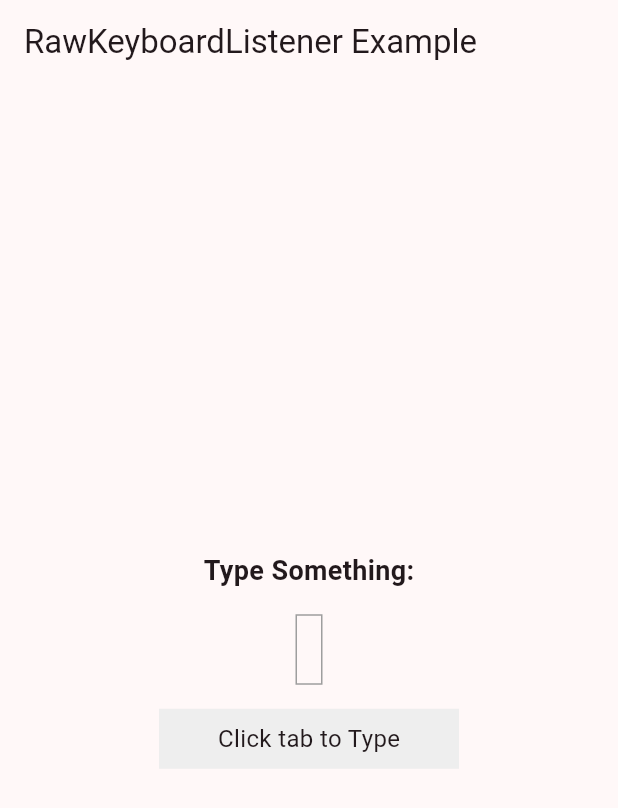
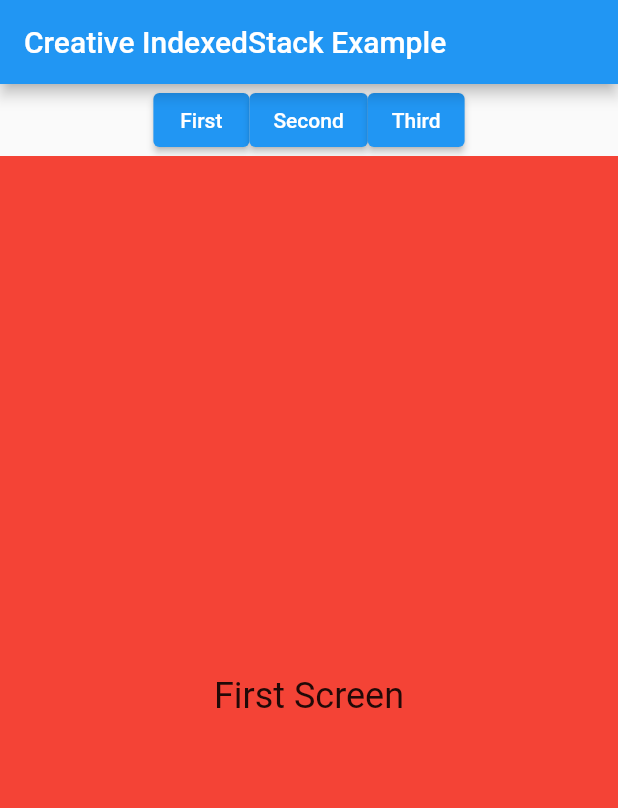
Before and after one commit to AshwanTariq/flutterwithashwan, a Flutter app: the screen it shows after launch, on a phone screen of 412 x 824 dp. Shown: the top 808 px of the screen. Run offline on Flutter 3.47's test engine with Material 2 defaults, Android fonts, the phone set to English and light mode, and no system bars.

Commit message:
index stack

```diff
--- a/lib/main.dart
+++ b/lib/main.dart
@@ -1,5 +1,6 @@
 import 'package:flutter/material.dart';
-import 'package:flutter_project/season_1/least_used_widgets/3_raw_keyboardListener.dart';
+import 'package:flutter_project/season_1/least_used_widgets/4_sliverFillViewport.dart';
+import 'package:flutter_project/season_1/least_used_widgets/5_indexed_stack.dart';
 
 void main() {
   runApp(const MyApp());
@@ -18,7 +19,7 @@ class MyApp extends StatelessWidget {
         colorScheme: ColorScheme.fromSeed(seedColor: Colors.black38),
         useMaterial3: true,
       ),
-      home: const RawKeyboardListenerExample(),
+      home: const StackExample(),
     );
   }
 }
--- /dev/null
+++ b/lib/season_1/least_used_widgets/5_indexed_stack.dart
@@ -0,0 +1,98 @@
+import 'package:flutter/material.dart';
+
+class StackExample extends StatefulWidget {
+  const StackExample({super.key});
+
+  @override
+  _StackExampleState createState() => _StackExampleState();
+}
+
+class _StackExampleState extends State<StackExample> {
+  int currentIndex = 0;
+
+  void changeIndex(int index) {
+    setState(() {
+      currentIndex = index;
+    });
+  }
+
+  @override
+  Widget build(BuildContext context) {
+    return MaterialApp(
+      home: Scaffold(
+        appBar: AppBar(
+          title: const Text('Creative IndexedStack Example'),
+        ),
+        body: Column(
+          children: [
+            Row(
+              mainAxisAlignment: MainAxisAlignment.center,
+              children: [
+                ElevatedButton(
+                  onPressed: () => changeIndex(0),
+                  child: const Text('First'),
+                ),
+                ElevatedButton(
+                  onPressed: () => changeIndex(1),
+                  child: const Text('Second'),
+                ),
+                ElevatedButton(
+                  onPressed: () => changeIndex(2),
+                  child: const Text('Third'),
+                ),
+              ],
+            ),
+            Expanded(
+              child: AnimatedSwitcher(
+                duration: const Duration(milliseconds: 500),
+                transitionBuilder: (Widget child, Animation<double> animation) {
+                  return ScaleTransition(
+                    scale: animation,
+                    child: child,
+                  );
+                },
+                child: IndexedStack(
+                  key: ValueKey<int>(currentIndex),
+                  index: currentIndex,
+                  alignment: Alignment.center,
+                  children: <Widget>[
+                    Container(
+                      key: const ValueKey<int>(0),
+                      color: Colors.red,
+                      child: const Center(
+                        child: Text(
+                          'First Screen',
+                          style: TextStyle(fontSize: 24),
+                        ),
+                      ),
+                    ),
+                    Container(
+                      key: const ValueKey<int>(1),
+                      color: Colors.blue,
+                      child: const Center(
+                        child: Text(
+                          'Second Screen',
+                          style: TextStyle(fontSize: 24),
+                        ),
+                      ),
+                    ),
+                    Container(
+                      key: const ValueKey<int>(2),
+                      color: Colors.green,
+                      child: const Center(
+                        child: Text(
+                          'Third Screen',
+                          style: TextStyle(fontSize: 24),
+                        ),
+                      ),
+                    ),
+                  ],
+                ),
+              ),
+            ),
+          ],
+        ),
+      ),
+    );
+  }
+}
```
Also changed, not shown: lib/season_1/least_used_widgets/4_sliverFillViewport.dart (added, +51 -0 lines).
